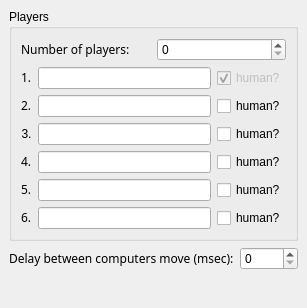
KDE/kiriki, file src/configPage.ui: the form before one commit.
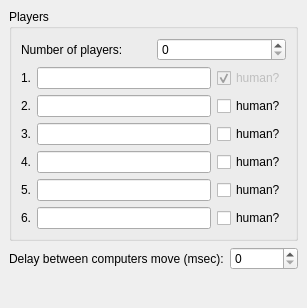
The form after the commit.

Commit message: use a plain text instead of qrichtext where the rich text is not needed

```diff
--- a/src/configPage.ui
+++ b/src/configPage.ui
@@ -28,7 +28,19 @@
       <property name="margin" >
        <number>9</number>
       </property>
-      <property name="spacing" >
+      <property name="topMargin" >
+       <number>9</number>
+      </property>
+      <property name="rightMargin" >
+       <number>9</number>
+      </property>
+      <property name="bottomMargin" >
+       <number>9</number>
+      </property>
+      <property name="horizontalSpacing" >
+       <number>6</number>
+      </property>
+      <property name="verticalSpacing" >
        <number>6</number>
       </property>
       <item row="3" column="1" >
@@ -56,7 +68,7 @@
         <item>
          <widget class="QLabel" name="label_5" >
           <property name="text" >
-           <string>&lt;html>&lt;head>&lt;meta name="qrichtext" content="1" />&lt;/head>&lt;body style=" white-space: pre-wrap; font-family:Sans Serif; font-weight:400; font-style:normal; text-decoration:none;">&lt;p style=" margin-top:0px; margin-bottom:0px; margin-left:0px; margin-right:0px; -qt-block-indent:0; text-indent:0px;">Number of players:&lt;/p>&lt;/body>&lt;/html></string>
+           <string>Number of players:</string>
           </property>
          </widget>
         </item>
@@ -85,7 +97,7 @@
       <item row="2" column="0" >
        <widget class="QLabel" name="label_2" >
         <property name="text" >
-         <string>&lt;html>&lt;head>&lt;meta name="qrichtext" content="1" />&lt;/head>&lt;body style=" white-space: pre-wrap; font-family:Sans Serif; font-weight:400; font-style:normal; text-decoration:none;">&lt;p style=" margin-top:0px; margin-bottom:0px; margin-left:0px; margin-right:0px; -qt-block-indent:0; text-indent:0px;">2.&lt;/p>&lt;/body>&lt;/html></string>
+         <string>2.</string>
         </property>
        </widget>
       </item>
@@ -109,7 +121,7 @@
          <bool>true</bool>
         </property>
         <property name="text" >
-         <string>&lt;html>&lt;head>&lt;meta name="qrichtext" content="1" />&lt;/head>&lt;body style=" white-space: pre-wrap; font-family:Sans Serif; font-weight:400; font-style:normal; text-decoration:none;">&lt;p style=" margin-top:0px; margin-bottom:0px; margin-left:0px; margin-right:0px; -qt-block-indent:0; text-indent:0px;">1.&lt;/p>&lt;/body>&lt;/html></string>
+         <string>1.</string>
         </property>
        </widget>
       </item>
@@ -136,7 +148,7 @@
       <item row="4" column="0" >
        <widget class="QLabel" name="label_2_2_2" >
         <property name="text" >
-         <string>&lt;html>&lt;head>&lt;meta name="qrichtext" content="1" />&lt;/head>&lt;body style=" white-space: pre-wrap; font-family:Sans Serif; font-weight:400; font-style:normal; text-decoration:none;">&lt;p style=" margin-top:0px; margin-bottom:0px; margin-left:0px; margin-right:0px; -qt-block-indent:0; text-indent:0px;">4.&lt;/p>&lt;/body>&lt;/html></string>
+         <string>4.</string>
         </property>
        </widget>
       </item>
@@ -157,7 +169,7 @@
       <item row="5" column="0" >
        <widget class="QLabel" name="label_2_3" >
         <property name="text" >
-         <string>&lt;html>&lt;head>&lt;meta name="qrichtext" content="1" />&lt;/head>&lt;body style=" white-space: pre-wrap; font-family:Sans Serif; font-weight:400; font-style:normal; text-decoration:none;">&lt;p style=" margin-top:0px; margin-bottom:0px; margin-left:0px; margin-right:0px; -qt-block-indent:0; text-indent:0px;">5.&lt;/p>&lt;/body>&lt;/html></string>
+         <string>5.</string>
         </property>
        </widget>
       </item>
@@ -178,7 +190,7 @@
       <item row="6" column="0" >
        <widget class="QLabel" name="label_2_3_2" >
         <property name="text" >
-         <string>&lt;html>&lt;head>&lt;meta name="qrichtext" content="1" />&lt;/head>&lt;body style=" white-space: pre-wrap; font-family:Sans Serif; font-weight:400; font-style:normal; text-decoration:none;">&lt;p style=" margin-top:0px; margin-bottom:0px; margin-left:0px; margin-right:0px; -qt-block-indent:0; text-indent:0px;">6.&lt;/p>&lt;/body>&lt;/html></string>
+         <string>6.</string>
         </property>
        </widget>
       </item>
@@ -203,7 +215,7 @@
      <item>
       <widget class="QLabel" name="label_3" >
        <property name="text" >
-        <string>&lt;html>&lt;head>&lt;meta name="qrichtext" content="1" />&lt;/head>&lt;body style=" white-space: pre-wrap; font-family:Sans Serif; font-weight:400; font-style:normal; text-decoration:none;">&lt;p style=" margin-top:0px; margin-bottom:0px; margin-left:0px; margin-right:0px; -qt-block-indent:0; text-indent:0px;">Delay between computers move (msec):&lt;/p>&lt;/body>&lt;/html></string>
+        <string>Delay between computers move (msec):</string>
        </property>
       </widget>
      </item>
```
Left out of the diff: 51 changed lines with no effect on the pictures.
